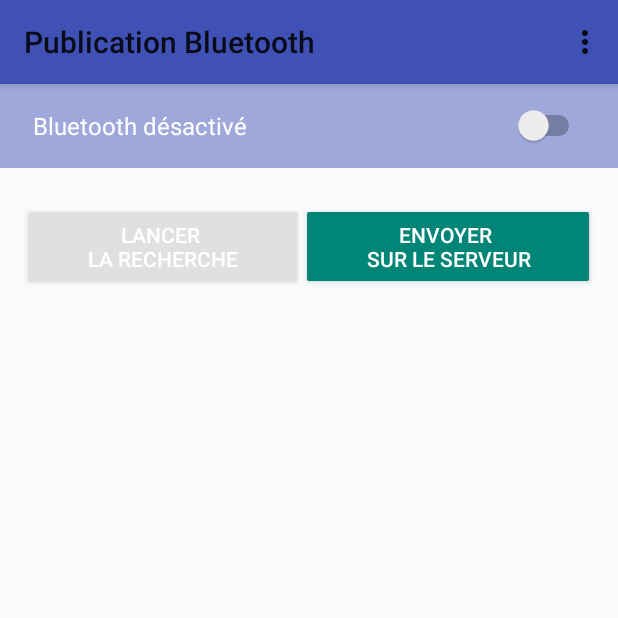
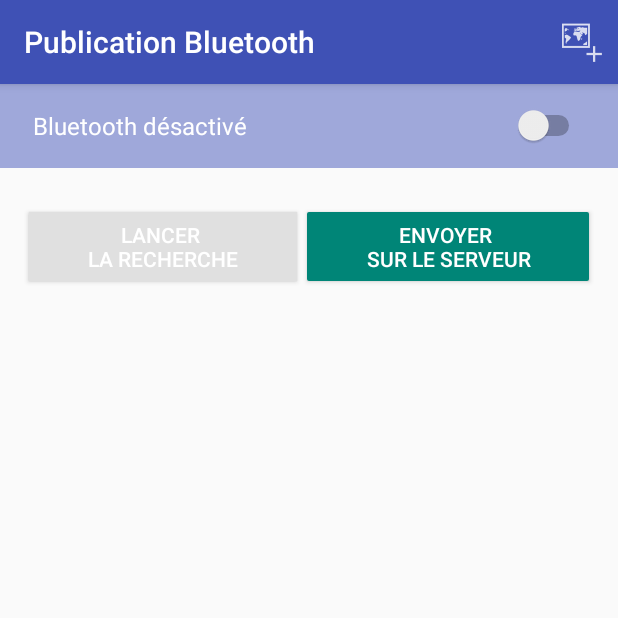
Before and after one commit to maximegens/Bluetooth-Serveur, an Android app: the screen it shows after launch (MainActivity), on a phone screen of 412 x 824 dp, the top half of it. Run offline under Robolectric (Android 15) with nearby library versions, the phone set to English and light mode, and no system bars.

Commit message:
Ajout icon et alert dialog pour connexion au site

```diff
--- a/app/src/main/java/com/bleutoothserveur/maxime/bluetooth_serveur/asyncTask/SendDataTask.java
+++ b/app/src/main/java/com/bleutoothserveur/maxime/bluetooth_serveur/asyncTask/SendDataTask.java
@@ -8,6 +8,7 @@ import android.view.View;
 import android.widget.Toast;
 
 import com.bleutoothserveur.maxime.bluetooth_serveur.MainActivity;
+import com.bleutoothserveur.maxime.bluetooth_serveur.utils.Constantes;
 import com.bleutoothserveur.maxime.bluetooth_serveur.utils.DevicesBluetoothUtils;
 
 import org.apache.http.HttpEntity;
@@ -87,7 +88,7 @@ public class SendDataTask extends AsyncTask<View, Integer, Boolean> {
             String madate = sdf.format(new Date());
 
             HttpClient httpclient = new DefaultHttpClient();
-            HttpPost httppost = new HttpPost("http://maximegens.alwaysdata.net/serveur.php");
+            HttpPost httppost = new HttpPost(Constantes.URL_SERVEUR);
             try {
                 List<NameValuePair> nameValuePairs = new ArrayList<>();
                 nameValuePairs.add(new BasicNameValuePair("date", madate));
--- a/app/src/main/java/com/bleutoothserveur/maxime/bluetooth_serveur/utils/Constantes.java
+++ b/app/src/main/java/com/bleutoothserveur/maxime/bluetooth_serveur/utils/Constantes.java
@@ -10,4 +10,8 @@ public class Constantes {
     public static final String LIBELLE_BT_INEXISTANT = "Bluetooth inexistant";
     public static final String LIBELLE_BT_ACTIVE_EN_COURS = "Activation en cours";
     public static final String LIBELLE_BT_DESACTIVE_EN_COURS = "Désactivation en cours";
+    public static final String CONNEXION_REQUIRED = "Vous n'etes pas connecté à Internet";
+
+    public static final String URL_SERVEUR = "http://maximegens.alwaysdata.net/serveur.php";
+
 }
--- a/app/src/main/res/menu/menu_main.xml
+++ b/app/src/main/res/menu/menu_main.xml
@@ -1,6 +1,11 @@
 <menu xmlns:android="http://schemas.android.com/apk/res/android"
     xmlns:app="http://schemas.android.com/apk/res-auto"
     xmlns:tools="http://schemas.android.com/tools" tools:context=".MainActivity">
-    <item android:id="@+id/action_settings" android:title="@string/action_settings"
-        android:orderInCategory="100" app:showAsAction="never" />
+    <item
+        android:id="@+id/webpage_serveur"
+        android:title="@string/webpage_serveur"
+        android:icon="@drawable/ic_action_new_map_white"
+        android:orderInCategory="100"
+        app:showAsAction="ifRoom" />
+
 </menu>
--- a/app/src/main/res/values-v21/styles.xml
+++ b/app/src/main/res/values-v21/styles.xml
@@ -1,6 +1,6 @@
 <resources>
 
-    <style name="AppTheme" parent="Theme.AppCompat.Light">
+    <style name="AppTheme" parent="Theme.AppCompat.Light.DarkActionBar">
         <!-- customize the color palette -->
         <item name="colorPrimary">@color/material_indigo_500</item>
         <item name="colorPrimaryDark">@color/material_indigo_700</item>
--- a/app/src/main/res/values/strings.xml
+++ b/app/src/main/res/values/strings.xml
@@ -3,6 +3,7 @@
 
     <string name="hello_world">Hello world!</string>
     <string name="action_settings">Settings</string>
+    <string name="webpage_serveur">Voir le site du serveur web</string>
 
     <string name="recherche_en_cours">Recherche \nen cours...</string>
     <string name="lancer_la_recherche">Lancer \nla recherche</string>
```
Also changed, not shown: app/src/main/java/com/bleutoothserveur/maxime/bluetooth_serveur/MainActivity.java (+9 -4 lines), app/src/main/java/com/bleutoothserveur/maxime/bluetooth_serveur/utils/AlertDialogCustom.java (added, +52 -0 lines), app/src/main/res/drawable-v21/ic_action_new_map_white.png (added), app/src/main/res/drawable-v21/ic_action_web_site.png (added).
